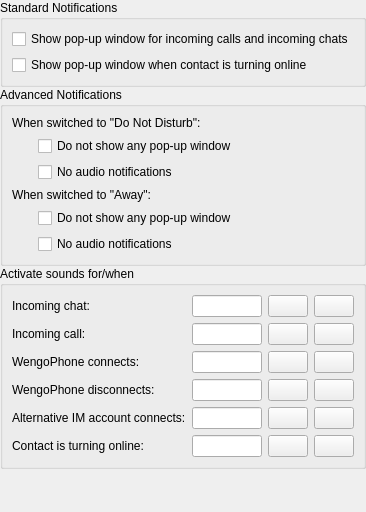
Before: the Qt Designer form wengophone/src/presentation/qt/config/NotificationSettings.ui in tkrotoff/WengoPhone, drawn with Qt 5.
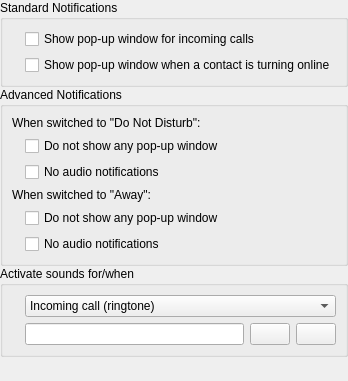
After: the same form once the commit is applied. Icons and pictures are not drawn.

Commit message: Configuration panel .ui files improved

Patch:
```diff
--- a/wengophone/src/presentation/qt/config/NotificationSettings.ui
+++ b/wengophone/src/presentation/qt/config/NotificationSettings.ui
@@ -8,8 +8,8 @@
    <rect>
     <x>0</x>
     <y>0</y>
-    <width>350</width>
-    <height>512</height>
+    <width>328</width>
+    <height>381</height>
    </rect>
   </property>
   <layout class="QGridLayout" >
@@ -32,10 +32,10 @@
      </property>
     </spacer>
    </item>
-   <item row="2" column="0" >
-    <widget class="QGroupBox" name="groupBox_2" >
+   <item row="0" column="0" >
+    <widget class="QGroupBox" name="groupBox" >
      <property name="title" >
-      <string>Activate sounds for/when</string>
+      <string>Standard Notifications</string>
      </property>
      <layout class="QGridLayout" >
       <property name="margin" >
@@ -44,149 +44,49 @@
       <property name="spacing" >
        <number>6</number>
       </property>
-      <item row="1" column="1" >
-       <widget class="QLineEdit" name="incomingCallSoundLineEdit" />
-      </item>
-      <item row="0" column="1" >
-       <widget class="QLineEdit" name="incomingChatSoundLineEdit" />
-      </item>
-      <item row="5" column="3" >
-       <widget class="QPushButton" name="playContactOnlineSoundButton" >
-        <property name="icon" >
-         <iconset resource="../wengophone.qrc" >:/pics/play.png</iconset>
-        </property>
-       </widget>
-      </item>
-      <item row="5" column="0" >
-       <widget class="QLabel" name="label_3" >
-        <property name="text" >
-         <string>Contact is turning online:</string>
-        </property>
-       </widget>
-      </item>
-      <item row="5" column="2" >
-       <widget class="QPushButton" name="browseContactOnlineSoundButton" >
-        <property name="icon" >
-         <iconset resource="../wengophone.qrc" >:/pics/browse.png</iconset>
-        </property>
-       </widget>
-      </item>
-      <item row="4" column="3" >
-       <widget class="QPushButton" name="playAlternativeIMAccountConnectedSoundButton" >
-        <property name="icon" >
-         <iconset resource="../wengophone.qrc" >:/pics/play.png</iconset>
-        </property>
-       </widget>
-      </item>
-      <item row="4" column="2" >
-       <widget class="QPushButton" name="browseAlternativeIMAccountConnectedSoundButton" >
-        <property name="icon" >
-         <iconset resource="../wengophone.qrc" >:/pics/browse.png</iconset>
-        </property>
-       </widget>
-      </item>
-      <item row="4" column="0" >
-       <widget class="QLabel" name="label_4" >
-        <property name="text" >
-         <string>Alternative IM account connects:</string>
-        </property>
-       </widget>
-      </item>
-      <item row="3" column="3" >
-       <widget class="QPushButton" name="playWengoPhoneDisconnectedSoundButton" >
-        <property name="icon" >
-         <iconset resource="../wengophone.qrc" >:/pics/play.png</iconset>
-        </property>
-       </widget>
-      </item>
-      <item row="3" column="2" >
-       <widget class="QPushButton" name="browseWengoPhoneDisconnectedSoundButton" >
-        <property name="icon" >
-         <iconset resource="../wengophone.qrc" >:/pics/browse.png</iconset>
-        </property>
-       </widget>
-      </item>
-      <item row="3" column="0" >
-       <widget class="QLabel" name="label_5" >
-        <property name="text" >
-         <string>WengoPhone disconnects:</string>
-        </property>
-       </widget>
-      </item>
-      <item row="2" column="2" >
-       <widget class="QPushButton" name="browseWengoPhoneConnectedSoundButton" >
-        <property name="icon" >
-         <iconset resource="../wengophone.qrc" >:/pics/browse.png</iconset>
-        </property>
-       </widget>
-      </item>
-      <item row="2" column="0" >
-       <widget class="QLabel" name="label_6" >
-        <property name="text" >
-         <string>WengoPhone connects:</string>
-        </property>
-       </widget>
-      </item>
-      <item row="2" column="3" >
-       <widget class="QPushButton" name="playWengoPhoneConnectedSoundButton" >
-        <property name="icon" >
-         <iconset resource="../wengophone.qrc" >:/pics/play.png</iconset>
-        </property>
-       </widget>
-      </item>
-      <item row="1" column="3" >
-       <widget class="QPushButton" name="playIncomingCallSoundButton" >
-        <property name="icon" >
-         <iconset resource="../wengophone.qrc" >:/pics/play.png</iconset>
-        </property>
-       </widget>
-      </item>
-      <item row="1" column="2" >
-       <widget class="QPushButton" name="browseIncomingCallSoundButton" >
-        <property name="icon" >
-         <iconset resource="../wengophone.qrc" >:/pics/browse.png</iconset>
-        </property>
-       </widget>
-      </item>
-      <item row="1" column="0" >
-       <widget class="QLabel" name="label_2" >
-        <property name="text" >
-         <string>Incoming call:</string>
-        </property>
-       </widget>
-      </item>
-      <item row="0" column="3" >
-       <widget class="QPushButton" name="playIncomingChatSoundButton" >
-        <property name="icon" >
-         <iconset resource="../wengophone.qrc" >:/pics/play.png</iconset>
-        </property>
-       </widget>
-      </item>
-      <item row="0" column="2" >
-       <widget class="QPushButton" name="browseIncomingChatSoundButton" >
-        <property name="icon" >
-         <iconset resource="../wengophone.qrc" >:/pics/browse.png</iconset>
-        </property>
-       </widget>
-      </item>
       <item row="0" column="0" >
        <widget class="QLabel" name="label" >
-        <property name="text" >
-         <string>Incoming chat:</string>
+        <property name="sizePolicy" >
+         <sizepolicy>
+          <hsizetype>0</hsizetype>
+          <vsizetype>5</vsizetype>
+          <horstretch>0</horstretch>
+          <verstretch>0</verstretch>
+         </sizepolicy>
         </property>
+        <property name="pixmap" >
+         <pixmap resource="../wengophone.qrc" >:/pics/contact/call.png</pixmap>
+        </property>
        </widget>
       </item>
-      <item row="5" column="1" >
-       <widget class="QLineEdit" name="contactOnlineSoundLineEdit" />
+      <item row="1" column="0" >
+       <widget class="QLabel" name="label_2" >
+        <property name="sizePolicy" >
+         <sizepolicy>
+          <hsizetype>0</hsizetype>
+          <vsizetype>5</vsizetype>
+          <horstretch>0</horstretch>
+          <verstretch>0</verstretch>
+         </sizepolicy>
+        </property>
+        <property name="pixmap" >
+         <pixmap resource="../wengophone.qrc" >:/pics/status/online.png</pixmap>
+        </property>
+       </widget>
       </item>
-      <item row="4" column="1" >
-       <widget class="QLineEdit" name="alternativeIMAccountConnectedSoundLineEdit" />
+      <item row="0" column="1" >
+       <widget class="QCheckBox" name="showToasterOnIncomingCallCheckBox" >
+        <property name="text" >
+         <string>Show pop-up window for incoming calls</string>
+        </property>
+       </widget>
       </item>
-      <item row="3" column="1" >
-       <widget class="QLineEdit" name="wengoPhoneDisconnectedSoundLineEdit" />
-      </item>
-      <item row="2" column="1" >
-       <widget class="QLineEdit" name="wengoPhoneConnectedSoundLineEdit" />
+      <item row="1" column="1" >
+       <widget class="QCheckBox" name="showToasterOnContactOnlineCheckBox" >
+        <property name="text" >
+         <string>Show pop-up window when a contact is turning online</string>
+        </property>
+       </widget>
       </item>
      </layout>
     </widget>
@@ -211,55 +111,32 @@
        </widget>
       </item>
       <item rowspan="2" row="4" column="0" >
-       <spacer>
-        <property name="orientation" >
-         <enum>Qt::Horizontal</enum>
+       <widget class="QLabel" name="label_4" >
+        <property name="sizePolicy" >
+         <sizepolicy>
+          <hsizetype>0</hsizetype>
+          <vsizetype>5</vsizetype>
+          <horstretch>0</horstretch>
+          <verstretch>0</verstretch>
+         </sizepolicy>
         </property>
-        <property name="sizeType" >
-         <enum>QSizePolicy::Fixed</enum>
-        </property>
-        <property name="sizeHint" >
-         <size>
-          <width>20</width>
-          <height>40</height>
-         </size>
-        </property>
-       </spacer>
-      </item>
-      <item row="5" column="1" >
-       <widget class="QCheckBox" name="awayNoAudioCheckBox" >
-        <property name="text" >
-         <string>No audio notifications</string>
-        </property>
-       </widget>
-      </item>
-      <item row="4" column="1" >
-       <widget class="QCheckBox" name="awayNoWindowCheckBox" >
-        <property name="text" >
-         <string>Do not show any pop-up window</string>
+        <property name="pixmap" >
+         <pixmap resource="../wengophone.qrc" >:/pics/status/away.png</pixmap>
         </property>
        </widget>
       </item>
       <item rowspan="2" row="1" column="0" >
-       <spacer>
-        <property name="orientation" >
-         <enum>Qt::Horizontal</enum>
+       <widget class="QLabel" name="label_3" >
+        <property name="sizePolicy" >
+         <sizepolicy>
+          <hsizetype>0</hsizetype>
+          <vsizetype>5</vsizetype>
+          <horstretch>0</horstretch>
+          <verstretch>0</verstretch>
+         </sizepolicy>
         </property>
-        <property name="sizeType" >
-         <enum>QSizePolicy::Fixed</enum>
-        </property>
-        <property name="sizeHint" >
-         <size>
-          <width>20</width>
-          <height>40</height>
-         </size>
-        </property>
-       </spacer>
-      </item>
-      <item row="2" column="1" >
-       <widget class="QCheckBox" name="doNotDisturbNoAudioCheckBox" >
-        <property name="text" >
-         <string>No audio notifications</string>
+        <property name="pixmap" >
+         <pixmap resource="../wengophone.qrc" >:/pics/status/donotdisturb.png</pixmap>
         </property>
        </widget>
       </item>
@@ -277,13 +154,34 @@
         </property>
        </widget>
       </item>
+      <item row="2" column="1" >
+       <widget class="QCheckBox" name="doNotDisturbNoAudioCheckBox" >
+        <property name="text" >
+         <string>No audio notifications</string>
+        </property>
+       </widget>
+      </item>
+      <item row="5" column="1" >
+       <widget class="QCheckBox" name="awayNoAudioCheckBox" >
+        <property name="text" >
+         <string>No audio notifications</string>
+        </property>
+       </widget>
+      </item>
+      <item row="4" column="1" >
+       <widget class="QCheckBox" name="awayNoWindowCheckBox" >
+        <property name="text" >
+         <string>Do not show any pop-up window</string>
+        </property>
+       </widget>
+      </item>
      </layout>
     </widget>
    </item>
-   <item row="0" column="0" >
-    <widget class="QGroupBox" name="groupBox" >
+   <item row="2" column="0" >
+    <widget class="QGroupBox" name="groupBox_2" >
      <property name="title" >
-      <string>Standard Notifications</string>
+      <string>Activate sounds for/when</string>
      </property>
      <layout class="QGridLayout" >
       <property name="margin" >
@@ -292,20 +190,74 @@
       <property name="spacing" >
        <number>6</number>
       </property>
-      <item row="0" column="0" >
-       <widget class="QCheckBox" name="showToasterOnIncomingCallCheckBox" >
-        <property name="text" >
-         <string>Show pop-up window for incoming calls and incoming chats</string>
+      <item rowspan="2" row="0" column="0" >
+       <widget class="QLabel" name="label_5" >
+        <property name="pixmap" >
+         <pixmap resource="../wengophone.qrc" >:/pics/speaker.png</pixmap>
         </property>
        </widget>
       </item>
-      <item row="1" column="0" >
-       <widget class="QCheckBox" name="showToasterOnContactOnlineCheckBox" >
-        <property name="text" >
-         <string>Show pop-up window when contact is turning online</string>
+      <item row="1" column="1" >
+       <widget class="QLineEdit" name="soundLineEdit" />
+      </item>
+      <item row="1" column="3" >
+       <widget class="QPushButton" name="playButton" >
+        <property name="icon" >
+         <iconset resource="../wengophone.qrc" >:/pics/play.png</iconset>
         </property>
        </widget>
       </item>
+      <item row="1" column="2" >
+       <widget class="QPushButton" name="browseButton" >
+        <property name="icon" >
+         <iconset resource="../wengophone.qrc" >:/pics/browse.png</iconset>
+        </property>
+       </widget>
+      </item>
+      <item row="0" column="1" colspan="3" >
+       <widget class="QComboBox" name="comboBox" >
+        <item>
+         <property name="text" >
+          <string>Incoming call (ringtone)</string>
+         </property>
+        </item>
+        <item>
+         <property name="text" >
+          <string>Call closed (hang up tone)</string>
+         </property>
+        </item>
+        <item>
+         <property name="text" >
+          <string>Incoming chat</string>
+         </property>
+        </item>
+        <item>
+         <property name="text" >
+          <string>Incoming call</string>
+         </property>
+        </item>
+        <item>
+         <property name="text" >
+          <string>WengoPhone connected</string>
+         </property>
+        </item>
+        <item>
+         <property name="text" >
+          <string>WengoPhone disconnected</string>
+         </property>
+        </item>
+        <item>
+         <property name="text" >
+          <string>IM account connected</string>
+         </property>
+        </item>
+        <item>
+         <property name="text" >
+          <string>Contact online</string>
+         </property>
+        </item>
+       </widget>
+      </item>
      </layout>
     </widget>
    </item>
```
The commit also changes 5 other files.
